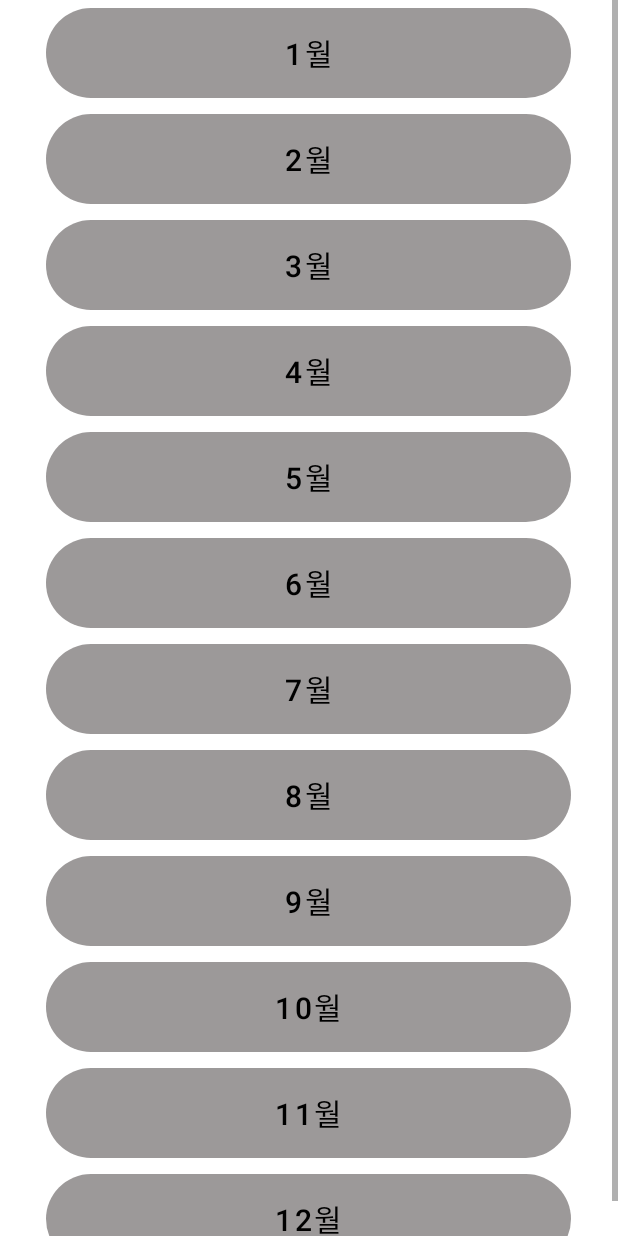
After one commit to chaehyeon7/Java_Project, an Android app: the activity_selection_screen2 screen opened directly, with no data from a screen before it, on a phone screen of 412 x 824 dp. The commit adds this screen. Run offline under Robolectric (Android 15) with nearby library versions, the phone set to English and light mode, and no system bars.

Commit message:
탄생월 레이아웃 수정

```diff
--- a/app/src/main/AndroidManifest.xml
+++ b/app/src/main/AndroidManifest.xml
@@ -38,6 +38,7 @@
         <activity android:name=".activity_birth10" />
         <activity android:name=".activity_birth11" />
         <activity android:name=".activity_birth12" />
+        <activity android:name=".activity_selection_screen2" />
     </application>
 
 </manifest>
--- a/app/src/main/java/kr/hs/emirim/chaehyeon/java_project/MainActivity.java
+++ b/app/src/main/java/kr/hs/emirim/chaehyeon/java_project/MainActivity.java
@@ -20,9 +20,6 @@ public class MainActivity extends AppCompatActivity {
         button1 = findViewById(R.id.button1);
         button2 = findViewById(R.id.button2);
 
-//        button1.setOnClickListener(this);
-//        button2.setOnClickListener(this);
-
         button1.setOnClickListener(new View.OnClickListener() {
             @Override
             public void onClick(View v) {
@@ -34,7 +31,7 @@ public class MainActivity extends AppCompatActivity {
         button2.setOnClickListener(new View.OnClickListener() {
             @Override
             public void onClick(View v) {
-                Intent intent2 = new Intent(getApplicationContext(), activity_selection_screen.class);
+                Intent intent2 = new Intent(getApplicationContext(), activity_selection_screen2.class);
                 startActivity(intent2);
             }
         });
--- a/app/src/main/java/kr/hs/emirim/chaehyeon/java_project/activity_birth1.java
+++ b/app/src/main/java/kr/hs/emirim/chaehyeon/java_project/activity_birth1.java
@@ -1,16 +1,22 @@
 package kr.hs.emirim.chaehyeon.java_project;
 
+import android.content.Intent;
 import android.os.Bundle;
+import android.view.View;
+import android.widget.Button;
 
 import androidx.appcompat.app.AppCompatActivity;
 
 public class activity_birth1 extends AppCompatActivity {
+
+
 
     @Override
     protected void onCreate(Bundle savedInstanceState) {
         super.onCreate(savedInstanceState);
         setContentView(R.layout.activity_birth1);
 
+
     }
 
 }
--- /dev/null
+++ b/app/src/main/java/kr/hs/emirim/chaehyeon/java_project/activity_selection_screen2.java
@@ -0,0 +1,112 @@
+package kr.hs.emirim.chaehyeon.java_project;
+
+import android.content.Intent;
+import android.os.Bundle;
+import android.view.View;
+import android.widget.Button;
+
+import androidx.appcompat.app.AppCompatActivity;
+
+public class activity_selection_screen2 extends AppCompatActivity {
+    Button b_1;
+    Button b_2;
+    Button b_3;
+    Button b_4;
+    Button b_5;
+    Button b_6;
+    Button b_7;
+    Button b_8;
+    Button b_9;
+    Button b_10;
+    Button b_11;
+    Button b_12;
+
+
+    @Override
+    protected void onCreate(Bundle savedInstanceState) {
+        super.onCreate(savedInstanceState);
+        setContentView(R.layout.activity_selection_screen2);
+
+
+        b_1 = findViewById(R.id.b_1);
+        b_2 = findViewById(R.id.b_2);
+        b_3 = findViewById(R.id.b_3);
+        b_4 = findViewById(R.id.b_4);
+        b_5 = findViewById(R.id.b_5);
+        b_6 = findViewById(R.id.b_6);
+        b_7 = findViewById(R.id.b_7);
+        b_8 = findViewById(R.id.b_8);
+        b_9 = findViewById(R.id.b_9);
+        b_10 = findViewById(R.id.b_10);
+        b_11 = findViewById(R.id.b_11);
+        b_12 = findViewById(R.id.b_12);
+
+        b_1.setOnClickListener(new View.OnClickListener() {
+            @Override
+            public void onClick(View v) {
+                Intent btn1 = new Intent(getApplicationContext(), activity_birth1.class);
+                startActivity(btn1);
+            }
+        });
+
+
+
+        b_2.setOnClickListener(new View.OnClickListener() {
+            @Override
+            public void onClick(View v) {
+                Intent btn2 = new Intent(getApplicationContext(), activity_type2.class);
+                startActivity(btn2);
+            }
+        });
+        b_3.setOnClickListener(new View.OnClickListener() {
+            @Override
+            public void onClick(View v) {
+                Intent btn3 = new Intent(getApplicationContext(), activity_type3.class);
+                startActivity(btn3);
+            }
+        });
+        b_4.setOnClickListener(new View.OnClickListener() {
+            @Override
+            public void onClick(View v) {
+                Intent btn4 = new Intent(getApplicationContext(), activity_type4.class);
+                startActivity(btn4);
+            }
+        });
+        b_5.setOnClickListener(new View.OnClickListener() {
+            @Override
+            public void onClick(View v) {
+                Intent btn5 = new Intent(getApplicationContext(), activity_type5.class);
+                startActivity(btn5);
+            }
+        });
+        b_6.setOnClickListener(new View.OnClickListener() {
+            @Override
+            public void onClick(View v) {
+                Intent btn6 = new Intent(getApplicationContext(), activity_type6.class);
+                startActivity(btn6);
+            }
+        });
+        b_7.setOnClickListener(new View.OnClickListener() {
+            @Override
+            public void onClick(View v) {
+                Intent btn7 = new Intent(getApplicationContext(), activity_type7.class);
+                startActivity(btn7);
+            }
+        });
+        b_8.setOnClickListener(new View.OnClickListener() {
+            @Override
+            public void onClick(View v) {
+                Intent btn8 = new Intent(getApplicationContext(), activity_type8.class);
+                startActivity(btn8);
+            }
+        });
+        b_9.setOnClickListener(new View.OnClickListener() {
+            @Override
+            public void onClick(View v) {
+                Intent btn9 = new Intent(getApplicationContext(), activity_type9.class);
+                startActivity(btn9);
+            }
+        });
+
+    }
+}
--- /dev/null
+++ b/app/src/main/res/layout/activity_selection_screen2.xml
@@ -0,0 +1,162 @@
+<?xml version="1.0" encoding="utf-8"?>
+<ScrollView
+    xmlns:android="http://schemas.android.com/apk/res/android"
+    xmlns:app="http://schemas.android.com/apk/res-auto"
+    android:layout_width="match_parent"
+    android:layout_height="match_parent">
+
+    <LinearLayout
+        android:layout_width="match_parent"
+        android:layout_height="match_parent"
+        android:orientation="vertical">
+
+
+        <Button
+            android:id="@+id/b_1"
+            android:layout_width="350dp"
+            android:layout_height="60dp"
+            android:layout_margin="5dp"
+            android:layout_gravity="center"
+            android:background="@drawable/button_background"
+            android:text="1월"
+            android:textSize="20dp"
+            android:textColor="#000000"
+            app:backgroundTint="#9A5C5757" />
+
+        <Button
+            android:id="@+id/b_2"
+            android:layout_width="350dp"
+            android:layout_height="60dp"
+            android:layout_margin="5dp"
+            android:layout_gravity="center"
+            android:background="@drawable/button_background"
+            android:text="2월"
+            android:textSize="20dp"
+            android:textColor="#000000"
+            app:backgroundTint="#9A5C5757" />
+
+        <Button
+            android:id="@+id/b_3"
+            android:layout_width="350dp"
+            android:layout_height="60dp"
+            android:layout_margin="5dp"
+            android:layout_gravity="center"
+            android:background="@drawable/button_background"
+            android:text="3월"
+            android:textSize="20dp"
+            android:textColor="#000000"
+            app:backgroundTint="#9A5C5757" />
+
+        <Button
+            android:id="@+id/b_4"
+            android:layout_width="350dp"
+            android:layout_height="60dp"
+            android:layout_margin="5dp"
+            android:layout_gravity="center"
+            android:background="@drawable/button_background"
+            android:text="4월"
+            android:textSize="20dp"
+            android:textColor="#000000"
+            app:backgroundTint="#9A5C5757" />
+
+
+
+        <Button
+            android:id="@+id/b_5"
+            android:layout_width="350dp"
+            android:layout_height="60dp"
+            android:layout_margin="5dp"
+            android:layout_gravity="center"
+            android:background="@drawable/button_background"
+            android:text="5월"
+            android:textSize="20dp"
+            android:textColor="#000000"
+            app:backgroundTint="#9A5C5757" />
+
+        <Button
+            android:id="@+id/b_6"
+            android:layout_width="350dp"
+            android:layout_height="60dp"
+            android:layout_margin="5dp"
+            android:layout_gravity="center"
+            android:background="@drawable/button_background"
+            android:text="6월"
+            android:textSize="20dp"
+            android:textColor="#000000"
+            app:backgroundTint="#9A5C5757" />
+
+        <Button
+            android:id="@+id/b_7"
+            android:layout_width="350dp"
+            android:layout_height="60dp"
+            android:layout_margin="5dp"
+            android:layout_gravity="center"
+            android:background="@drawable/button_background"
+            android:text="7월"
+            android:textSize="20dp"
+            android:textColor="#000000"
+            app:backgroundTint="#9A5C5757" />
+
+        <Button
+            android:id="@+id/b_8"
+            android:layout_width="350dp"
+            android:layout_height="60dp"
+            android:layout_margin="5dp"
+            android:layout_gravity="center"
+            android:background="@drawable/button_background"
+            android:text="8월"
+            android:textSize="20dp"
+            android:textColor="#000000"
+            app:backgroundTint="#9A5C5757" />
+
+        <Button
+            android:id="@+id/b_9"
+            android:layout_width="350dp"
+            android:layout_height="60dp"
+            android:layout_margin="5dp"
+            android:layout_gravity="center"
+            android:background="@drawable/button_background"
+            android:text="9월"
+            android:textSize="20dp"
+            android:textColor="#000000"
+            app:backgroundTint="#9A5C5757" />
+        <Button
+            android:id="@+id/b_10"
+            android:layout_width="350dp"
+            android:layout_height="60dp"
+            android:layout_margin="5dp"
+            android:layout_gravity="center"
+            android:background="@drawable/button_background"
+            android:text="10월"
+            android:textSize="20dp"
+            android:textColor="#000000"
+            app:backgroundTint="#9A5C5757" />
+
+        <Button
+            android:id="@+id/b_11"
+            android:layout_width="350dp"
+            android:layout_height="60dp"
+            android:layout_margin="5dp"
+            android:layout_gravity="center"
+            android:background="@drawable/button_background"
+            android:text="11월"
+            android:textSize="20dp"
+            android:textColor="#000000"
+            app:backgroundTint="#9A5C5757" />
+
+        <Button
+            android:id="@+id/b_12"
+            android:layout_width="350dp"
+            android:layout_height="60dp"
+            android:layout_margin="5dp"
+            android:layout_gravity="center"
+            android:background="@drawable/button_background"
+            android:text="12월"
+            android:textSize="20dp"
+            android:textColor="#000000"
+            app:backgroundTint="#9A5C5757" />
+
+
+    </LinearLayout>
+
+</ScrollView>
```
